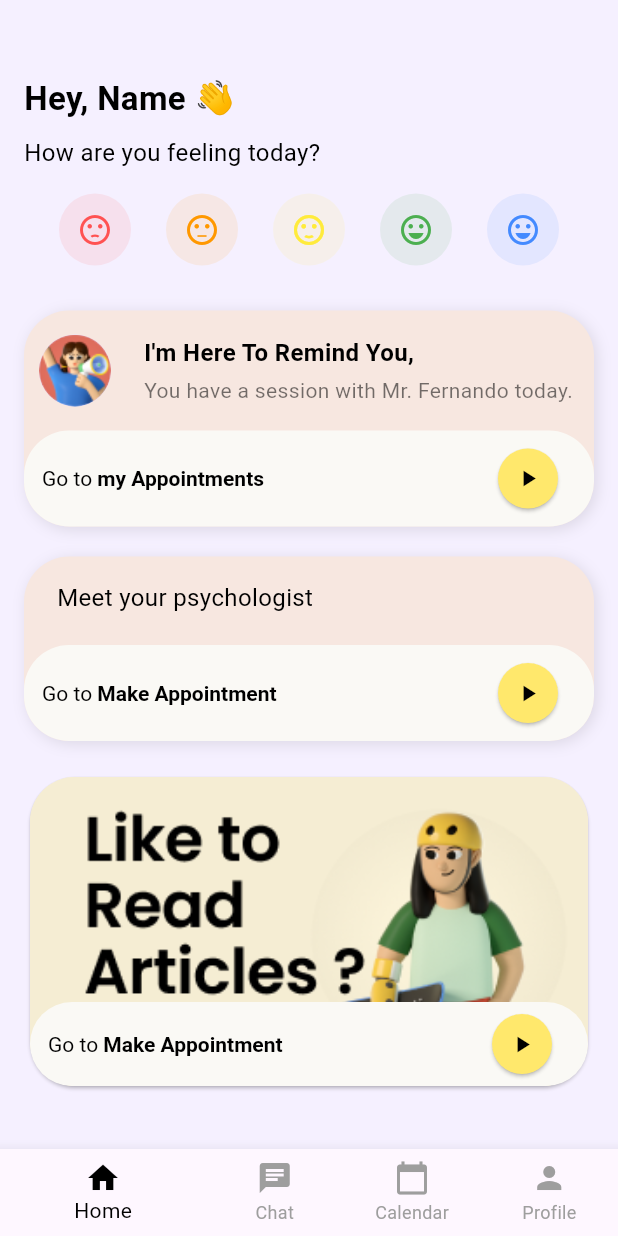
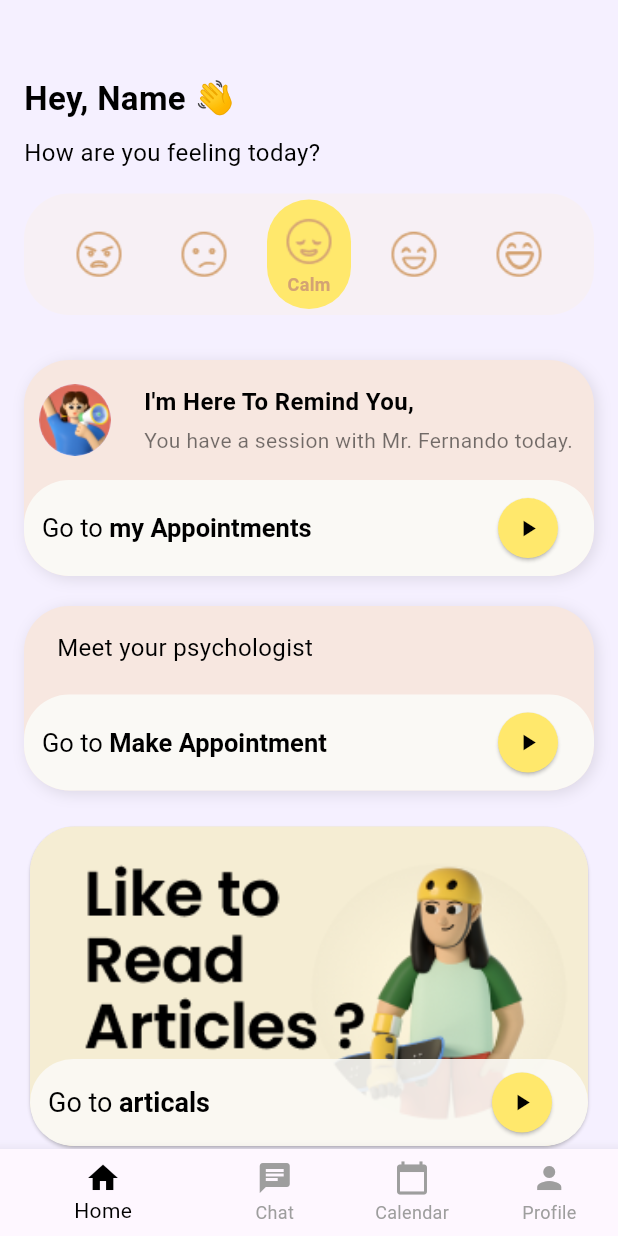
Before and after one commit to supunchamuditha/nuranest, a Flutter app: the HomeScreen screen opened directly, on a phone screen of 412 x 824 dp. Run offline on Flutter 3.47's test engine with Material 3 defaults, Android fonts, the light colour scheme and no system bars.

Commit message:
Refactor HomeScreen to use StatefulWidget and implement mood selection functionality

```diff
--- a/lib/screens/user_home.dart
+++ b/lib/screens/user_home.dart
@@ -1,7 +1,18 @@
 import 'package:flutter/material.dart';
 
-class HomeScreen extends StatelessWidget {
+class HomeScreen extends StatefulWidget {
   const HomeScreen({Key? key}) : super(key: key);
+
+  @override
+  _HomeScreenState createState() => _HomeScreenState();
+}
+
+class _HomeScreenState extends State<HomeScreen> {
+  // List of mood labels for easy reference
+  final List<String> moodLabels = ["Angry", "Sad", "Calm", "Happy", "Excited"];
+
+  // Selected mood index (default to "Calm")
+  int selectedMoodIndex = 2;
 
   @override
   Widget build(BuildContext context) {
@@ -27,9 +38,9 @@ class HomeScreen extends StatelessWidget {
               style: TextStyle(fontSize: 16, color: Colors.black),
             ),
             const SizedBox(height: 16),
-            _buildMoodSelector(),
+            _buildMoodSelector(), // Mood selector widget
             const SizedBox(height: 30),
-            _buildReminderCard(context),
+            _buildReminderCard(context), // Additional content cards
             const SizedBox(height: 20),
             _buildPsychologistCard(context),
             const SizedBox(height: 20),
@@ -37,90 +48,67 @@ class HomeScreen extends StatelessWidget {
           ],
         ),
       ),
-      bottomNavigationBar: _buildBottomNavigationBar(),
+      bottomNavigationBar: _buildBottomNavigationBar(), // Bottom navigation bar
     );
   }
 
   Widget _buildMoodSelector() {
-    return Row(
-      mainAxisAlignment: MainAxisAlignment.spaceEvenly,
-      children: [
-        _buildMoodIcon(Icons.sentiment_dissatisfied, Colors.redAccent),
-        _buildMoodIcon(Icons.sentiment_neutral, Colors.orange),
-        _buildMoodIcon(Icons.sentiment_satisfied, Colors.yellow),
-        _buildMoodIcon(Icons.sentiment_very_satisfied, Colors.green),
-        _buildMoodIcon(Icons.sentiment_very_satisfied, Colors.blueAccent),
-      ],
+    return Container(
+      padding: const EdgeInsets.symmetric(horizontal: 8, vertical: 4),
+      decoration: BoxDecoration(
+        color: const Color(0xFFF7F0F5),
+        borderRadius: BorderRadius.circular(30),
+      ),
+      child: Row(
+        mainAxisAlignment: MainAxisAlignment.spaceEvenly,
+        children: List.generate(moodLabels.length, (index) {
+          return _buildMoodIcon(
+            'lib/assets/icon/${moodLabels[index].toLowerCase()}.png',
+            moodLabels[index],
+            index == selectedMoodIndex, // Highlight the selected mood
+            index,
+          );
+        }),
+      ),
     );
   }
 
-  Widget _buildMoodIcon(IconData icon, Color color) {
-    return CircleAvatar(
-      backgroundColor: color.withOpacity(0.1),
-      radius: 24,
-      child: Icon(icon, color: color, size: 24),
+  Widget _buildMoodIcon(String iconPath, String label, bool isActive, int index) {
+    return GestureDetector(
+      onTap: () {
+        setState(() {
+          selectedMoodIndex = index; // Update selected mood index
+        });
+      },
+      child: Container(
+        padding: const EdgeInsets.all(8),
+        decoration: BoxDecoration(
+          color: isActive ? const Color(0xFFFFE86C) : Colors.transparent, // Yellow background for active icon
+          borderRadius: BorderRadius.circular(30),
+        ),
+        child: Column(
+
+          children: [
+            Image.asset(
+              iconPath,
+              width: 40,
+              height: 40,
+              color: const Color(0xFFD4A373), // Icon color
+            ),
+            if (isActive)
+              Text(
+                label,
+                style: const TextStyle(
+                  fontSize: 12,
+                  fontWeight: FontWeight.bold,
+                  color: Color(0xFFD4A373),
+                ),
+              ),
+          ],
+        ),
+      ),
     );
   }
-
-  // Widget _buildReminderCard(BuildContext context) {
-  //   return Card(
-  //     shape: RoundedRectangleBorder(
-  //       borderRadius: BorderRadius.circular(16),
-  //     ),
-  //     color: Color(0xFFEFDED6), // Soft pinkish background
-  //     child: Padding(
-  //       padding: const EdgeInsets.all(16),
-  //       child: Row(
-  //         children: [
-  //           CircleAvatar(
-  //             radius: 30,
-  //             backgroundImage: AssetImage('lib/assets/images/reminder_avatar.png'),
-  //           ),
-  //           const SizedBox(width: 12),
-  //           Expanded(
-  //             child: Column(
-  //               crossAxisAlignment: CrossAxisAlignment.start,
-  //               children: [
-  //                 const Text(
-  //                   "I'm Here To Remind You",
-  //                   style: TextStyle(
-  //                     fontSize: 16,
-  //                     fontWeight: FontWeight.w600,
-  //                     color: Colors.black,
-  //                   ),
-  //                 ),
-  //                 const SizedBox(height: 4),
-  //                 const Text(
-  //                   "You have a session with Mr. Fernando today.",
-  //                   style: TextStyle(fontSize: 14, color: Colors.black54),
-  //                 ),
-  //                 const SizedBox(height: 8),
-  //                 GestureDetector(
-  //                   onTap: () {
-  //                     // Navigate to appointments
-  //                   },
-  //                   child: Row(
-  //                     children: const [
-  //                       Text(
-  //                         "Go to my Appointments",
-  //                         style: TextStyle(
-  //                           fontSize: 14,
-  //                           fontWeight: FontWeight.bold,
-  //                           color: Colors.blueAccent,
-  //                         ),
-  //                       ),
-  //                       Icon(Icons.arrow_forward_ios, size: 14, color: Colors.blueAccent),
-  //                     ],
-  //                   ),
-  //                 ),
-  //               ],
-  //             ),
-  //           ),
-  //         ],
-  //       ),
-  //     ),
-  //   );
-  // }
 
 
 Widget _buildReminderCard(BuildContext context) {
@@ -199,12 +187,13 @@ Widget _buildReminderCard(BuildContext context) {
                     text: 'Go to ',
                     style: TextStyle(
                       color: Colors.black,
-                      fontSize: 14,
+                      fontSize: 17,
                     ),
                     children: [
                       TextSpan(
                         text: 'my Appointments',
                         style: TextStyle(
+                          fontSize: 17,
                           fontWeight: FontWeight.bold,
                           color: Colors.black,
                         ),
@@ -298,12 +287,13 @@ Widget _buildPsychologistCard(BuildContext context) {
                     text: 'Go to ',
                     style: TextStyle(
                       color: Colors.black,
-                      fontSize: 14,
+                      fontSize: 17,
                     ),
                     children: [
                       TextSpan(
                         text: 'Make Appointment',
                         style: TextStyle(
+                          fontSize: 17,
                           fontWeight: FontWeight.bold,
                           color: Colors.black,
                         ),
@@ -334,57 +324,6 @@ Widget _buildPsychologistCard(BuildContext context) {
   );
 }
 
-  // Widget _buildPsychologistCard(BuildContext context) {
-  //   return Card(
-  //     shape: RoundedRectangleBorder(
-  //       borderRadius: BorderRadius.circular(16),
-  //     ),
-  //     color: Color(0xFFEFDED6), // Light peach color
-  //     child: Padding(
-  //       padding: const EdgeInsets.all(16),
-  //       child: Row(
-  //         children: [
-  //           Expanded(
-  //             child: Column(
-  //               crossAxisAlignment: CrossAxisAlignment.start,
-  //               children: [
-  //                 const Text(
-  //                   "Meet your psychologist",
-  //                   style: TextStyle(
-  //                     fontSize: 16,
-  //                     fontWeight: FontWeight.w600,
-  //                     color: Colors.black,
-  //                   ),
-  //                 ),
-  //                 const SizedBox(height: 4),
-  //                 GestureDetector(
-  //                   onTap: () {
-  //                     // Navigate to make an appointment
-  //                   },
-  //                   child: Row(
-  //                     children: const [
-  //                       Text(
-  //                         "Go to Make Appointment",
-  //                         style: TextStyle(
-  //                           fontSize: 14,
-  //                           fontWeight: FontWeight.bold,
-  //                           color: Colors.blueAccent,
-  //                         ),
-  //                       ),
-  //                       Icon(Icons.arrow_forward_ios, size: 14, color: Colors.blueAccent),
-  //                     ],
-  //                   ),
-  //                 ),
-  //               ],
-  //             ),
-  //           ),
-  //           const Icon(Icons.event_available, color: Colors.yellow, size: 48),
-  //         ],
-  //       ),
-  //     ),
-  //   );
-  // }
-
   Widget _buildArticlesCard(BuildContext context) {
   return Card(
     shape: RoundedRectangleBorder(
@@ -408,11 +347,11 @@ Widget _buildPsychologistCard(BuildContext context) {
 
         crossAxisAlignment: CrossAxisAlignment.start,
         children: [
-          const SizedBox(height: 150), // Add space if you need it between image and button row
+          const SizedBox(height: 155), // Add space if you need it between image and button row
           Container(
-            padding: const EdgeInsets.symmetric(horizontal: 12, vertical: 4),
+            padding: const EdgeInsets.symmetric(horizontal: 12, vertical: 5),
             decoration: BoxDecoration(
-              color: const Color(0xFFFAF9F5).withOpacity(1), // Light background with transparency
+              color: const Color(0xFFFAF9F5).withOpacity(0.9), // Light background with transparency
               borderRadius: BorderRadius.circular(30),
             ),
             child: Row(
@@ -423,12 +362,13 @@ Widget _buildPsychologistCard(BuildContext context) {
                     text: 'Go to ',
                     style: TextStyle(
                       color: Colors.black,
-                      fontSize: 14,
+                      fontSize: 18,
                     ),
                     children: [
                       TextSpan(
-                        text: 'Make Appointment',
+                        text: 'articals',
                         style: TextStyle(
+                          fontSize: 18,
                           fontWeight: FontWeight.bold,
                           color: Colors.black,
                         ),
```
Also changed, not shown: lib/assets/icon/angry.png (added), lib/assets/icon/calm.png (added), lib/assets/icon/excited.png (added), lib/assets/icon/happy.png (added), lib/assets/icon/sad.png (added).
